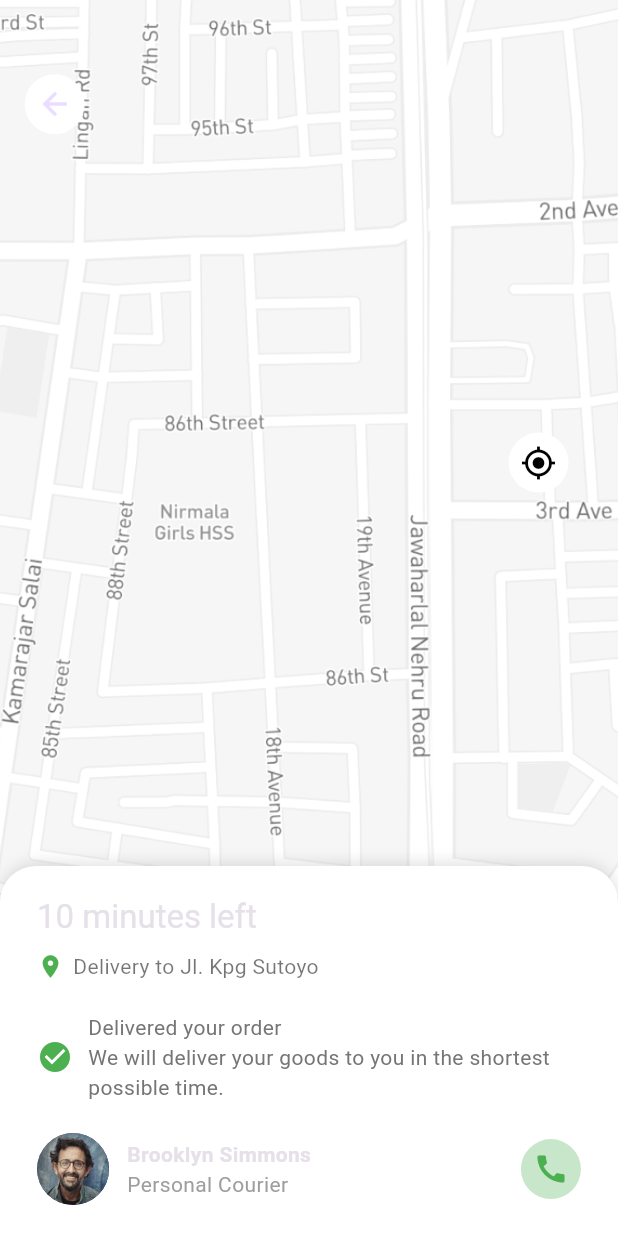
After one commit to Elrmady09/caffeza, a Flutter app: the DeliveryTrackingPage screen opened by its route, on a phone screen of 412 x 824 dp. The commit adds this screen. Run offline on Flutter 3.47's test engine with Material 3 defaults, Android fonts, the phone set to English and light mode, and no system bars.

Commit message:
add delivery tracking page

```diff
--- a/lib/app.dart
+++ b/lib/app.dart
@@ -1,4 +1,5 @@
 import 'package:flutter/material.dart';
+import 'features/delivery_tracking/presentation/delivery_tracking_page.dart';
 import 'features/home/presentation/home_page.dart';
 import 'features/order/presentation/order_page.dart';
 import 'features/product_detail/presentation/product_detail_page.dart';
@@ -20,6 +21,7 @@ class MyApp extends StatelessWidget {
         AppRoutes.home: (_) => const HomePage(), // لاحقاً تستبدلها بصفحة حقيقية
         AppRoutes.productdetail: (_) => const DetailPage(),
         AppRoutes.order: (_) => const OrderPage(),
+        AppRoutes.deliverytracking: (_) => const DeliveryTrackingPage(),
       },
     );
   }
--- a/lib/core/constants/app_images.dart
+++ b/lib/core/constants/app_images.dart
@@ -6,5 +6,7 @@ class AppImages {
   static const String Imagecard_3 = 'assets/images/home/Image card 3.png';
   static const String Imagecard_4 = 'assets/images/home/Image card 4.png';
   static const String ImageBanner = 'assets/images/home/Banner 1.png';
+  static const String ImageMap = 'assets/images/delivery_tracking/Maps.png';
+  static const String ImageProfile = 'assets/images/delivery_tracking/Profile.png';
 
 }
--- /dev/null
+++ b/lib/features/delivery_tracking/logic/delivery_tracking_provider.dart
@@ -0,0 +1,12 @@
+import 'package:flutter/material.dart';
+
+class DeliveryTrackingProvider extends ChangeNotifier {
+  String deliveryTime = "10 minutes left";
+  String deliveryAddress = "Jl. Kpg Sutoyo";
+
+  void updateDeliveryStatus(String time, String address) {
+    deliveryTime = time;
+    deliveryAddress = address;
+    notifyListeners();
+  }
+}
--- /dev/null
+++ b/lib/features/delivery_tracking/presentation/delivery_tracking_page.dart
@@ -0,0 +1,55 @@
+import 'package:flutter/material.dart';
+import 'package:provider/provider.dart';
+import '../../../../core/constants/app_colors.dart';
+import '../widgets/delivery_info_section.dart';
+import '../widgets/delivery_map_section.dart';
+
+class DeliveryTrackingPage extends StatelessWidget {
+  const DeliveryTrackingPage({super.key});
+
+  @override
+  Widget build(BuildContext context) {
+    final size = MediaQuery.of(context).size;
+
+    return Scaffold(
+      body: Stack(
+        children: [
+          const DeliveryMapSection(), // الجزء العلوي للـ Map
+          Positioned(
+            bottom: 0,
+            child: Container(
+              width: size.width,
+              padding: EdgeInsets.symmetric(
+                horizontal: size.width * 0.06,
+                vertical: size.height * 0.025,
+              ),
+              decoration: const BoxDecoration(
+                color: Colors.white,
+                borderRadius: BorderRadius.vertical(top: Radius.circular(24)),
+                boxShadow: [
+                  BoxShadow(
+                    color: Colors.black12,
+                    blurRadius: 8,
+                    offset: Offset(0, -2),
+                  ),
+                ],
+              ),
+              child: const DeliveryInfoSection(),
+            ),
+          ),
+          Positioned(
+            top: size.height * 0.06,
+            left: size.width * 0.04,
+            child: CircleAvatar(
+              backgroundColor: Colors.white,
+              child: IconButton(
+                icon: const Icon(Icons.arrow_back),
+                onPressed: () => Navigator.of(context).pop(),
+              ),
+            ),
+          ),
+        ],
+      ),
+    );
+  }
+}
--- /dev/null
+++ b/lib/features/delivery_tracking/widgets/delivery_info_section.dart
@@ -0,0 +1,77 @@
+import 'package:flutter/material.dart';
+import 'package:provider/provider.dart';
+
+import '../../../../core/constants/app_colors.dart';
+import '../../../core/constants/app_images.dart';
+import '../../../core/widgets/space.dart';
+import '../logic/delivery_tracking_provider.dart';
+
+
+class DeliveryInfoSection extends StatelessWidget {
+  const DeliveryInfoSection({super.key});
+
+  @override
+  Widget build(BuildContext context) {
+    final size = MediaQuery.of(context).size;
+    final deliveryProvider = Provider.of<DeliveryTrackingProvider>(context);
+
+    return Column(
+      crossAxisAlignment: CrossAxisAlignment.start,
+      children: [
+        Text(
+          deliveryProvider.deliveryTime,
+          style: Theme.of(context).textTheme.titleLarge,
+        ),
+        HeightSpace(space: 0.01),
+        Row(
+          children: [
+            const Icon(Icons.location_on, color: Colors.green, size: 18),
+            const SizedBox(width: 6),
+            Text(
+              'Delivery to ${deliveryProvider.deliveryAddress}',
+              style: const TextStyle(color: Colors.black54),
+            ),
+          ],
+        ),
+        HeightSpace(space: 0.025),
+        Row(
+          children: [
+            const Icon(Icons.check_circle, color: Colors.green),
+            const SizedBox(width: 10),
+            Expanded(
+              child: Text(
+                'Delivered your order\nWe will deliver your goods to you in the shortest possible time.',
+                style: TextStyle(
+                  color: Colors.grey.shade600,
+                  height: 1.4,
+                ),
+              ),
+            ),
+          ],
+        ),
+        HeightSpace(space: 0.025),
+        Row(
+          children: [
+            CircleAvatar(
+              radius: 24,
+              backgroundImage: AssetImage(AppImages.ImageProfile),
+            ),
+            const SizedBox(width: 12),
+            Column(
+              crossAxisAlignment: CrossAxisAlignment.start,
+              children: const [
+                Text('Brooklyn Simmons', style: TextStyle(fontWeight: FontWeight.bold)),
+                Text('Personal Courier', style: TextStyle(color: Colors.grey)),
+              ],
+            ),
+            const Spacer(),
+            CircleAvatar(
+              backgroundColor: Colors.green.shade100,
+              child: const Icon(Icons.call, color: Colors.green),
+            ),
+          ],
+        ),
+      ],
+    );
+  }
+}
--- /dev/null
+++ b/lib/features/delivery_tracking/widgets/delivery_map_section.dart
@@ -0,0 +1,35 @@
+import 'package:caffeza/core/constants/app_colors.dart';
+import 'package:caffeza/core/constants/app_images.dart';
+import 'package:flutter/material.dart';
+
+class DeliveryMapSection extends StatelessWidget {
+  const DeliveryMapSection({super.key});
+
+  @override
+  Widget build(BuildContext context) {
+    final size = MediaQuery.of(context).size;
+
+    return SizedBox(
+      height: size.height,
+      width: size.width,
+      child: Stack(
+        children: [
+          Image.asset(
+            AppImages.ImageMap, // ضع الصورة أو Google Map هنا
+            fit: BoxFit.cover,
+            width: size.width,
+            height: size.height,
+          ),
+          Positioned(
+            top: size.height * 0.35,
+            right: size.width * 0.08,
+            child: CircleAvatar(
+              backgroundColor: Colors.white,
+              child: const Icon(Icons.my_location, color: Colors.black),
+            ),
+          ),
+        ],
+      ),
+    );
+  }
+}
--- a/lib/features/order/widget/wallet_cash_section.dart
+++ b/lib/features/order/widget/wallet_cash_section.dart
@@ -4,6 +4,7 @@ import 'package:provider/provider.dart';
 import '../../../core/constants/app_colors.dart';
 import '../../../core/widgets/General Text.dart';
 import '../../../core/widgets/space.dart';
+import '../../../routes/app_routes.dart';
 import '../logic/order_provider.dart';
 
 class WalletCashSection extends StatelessWidget {
@@ -60,7 +61,11 @@ class WalletCashSection extends StatelessWidget {
             ],
           ),
           HeightSpace(space: 0.015),
-          Container(
+          GestureDetector(
+            onTap: (){
+              Navigator.pushNamed(context, AppRoutes.deliverytracking);
+            },
+            child: Container(
               width: size.width,
               height: size.height * 0.07,
               decoration: BoxDecoration(
@@ -76,6 +81,7 @@ class WalletCashSection extends StatelessWidget {
                   sizetext: size.width * 0.05,
                 ) ,
               ),
+            ),
           )
         ],
       ),
--- a/lib/main.dart
+++ b/lib/main.dart
@@ -1,5 +1,6 @@
 import 'package:flutter/material.dart';
 import 'package:provider/provider.dart';
+import 'features/delivery_tracking/logic/delivery_tracking_provider.dart';
 import 'features/home/logic/home_provider.dart';
 import 'features/onboarding/logic/onboarding_provider.dart';
 import 'app.dart';
@@ -14,6 +15,7 @@ void main() {
         ChangeNotifierProvider(create: (_) => HomeProvider()),
         ChangeNotifierProvider(create: (_) => DetailProvider()),
         ChangeNotifierProvider(create: (_) => OrderProvider()),
+        ChangeNotifierProvider(create: (_) => DeliveryTrackingProvider()),
       ],
       child: const MyApp(),
     ),
--- a/lib/routes/app_routes.dart
+++ b/lib/routes/app_routes.dart
@@ -3,4 +3,5 @@ class AppRoutes {
   static const String home = '/home';
   static const String productdetail = '/product_detail';
   static const String order = '/order';
+  static const String deliverytracking = '/delivery_tracking';
 }
--- a/pubspec.yaml
+++ b/pubspec.yaml
@@ -64,6 +64,7 @@ flutter:
     - assets/images/onboarding/
     - assets/images/home/
     - assets/images/products/
+    - assets/images/delivery_tracking/
     - assets/images/icons/
     - assets/lottie/
 
```
Also changed, not shown: assets/images/delivery_tracking/Maps.png (added), assets/images/delivery_tracking/Profile.png (added). Lines whose indentation alone changed are shown as unchanged.
